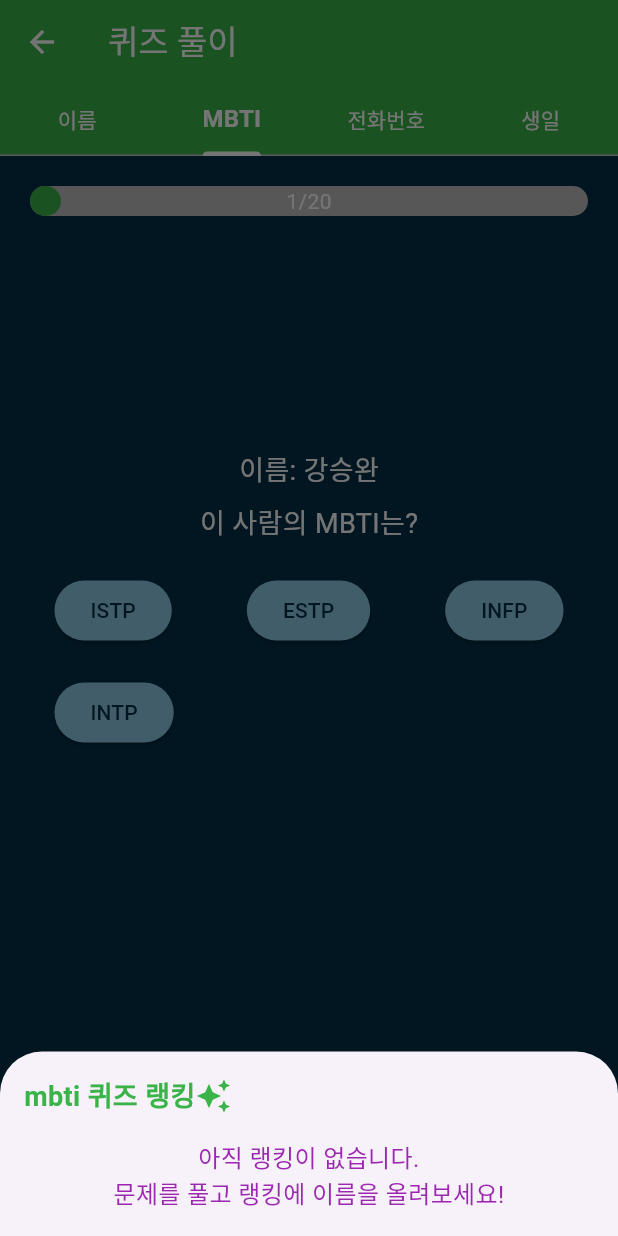
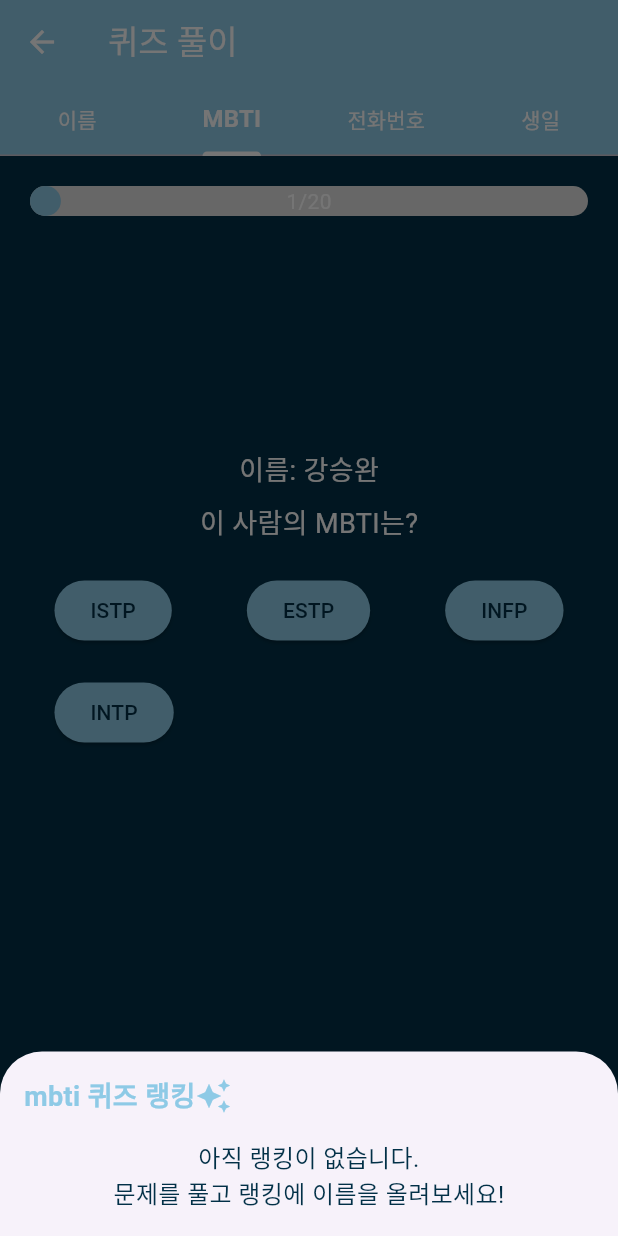
Before and after one commit to aksnd/molipcamp_start, a Flutter app: the free_page screen opened directly, tab 2 chosen, after a tap on the "leaderboard" icon, on a phone screen of 412 x 824 dp. Run offline on Flutter 3.47's test engine with Material 3 defaults, Android fonts, the phone set to English and light mode, and no system bars; our stand-ins replace contacts_service, flutter_native_contact_picker, image_picker, permission_handler, shared_preferences; missing offline and left inert: a package; accounts and stored records are empty.

Commit message:
quiz-design-fin.

```diff
--- a/lib/main.dart
+++ b/lib/main.dart
@@ -105,7 +105,7 @@ class _NavigationBarState extends State<NavigationBarWidget> {
           ),
         ],
         currentIndex: _selectedIndex,
-        selectedItemColor: Color(0xFF3AB349),
+        selectedItemColor: Color(0xFF8ECAE6),
         onTap: _onItemTapped,
       ),
     );
--- a/lib/quiz/quiz_mbti.dart
+++ b/lib/quiz/quiz_mbti.dart
@@ -200,10 +200,10 @@ class _MBTIQuizPageState extends State<MBTIQuizPage> {
                         style: TextStyle(
                           fontSize: 18,
                           fontWeight: FontWeight.bold,
-                          color: Color(0xFF3AB349),
+                          color: Color(0xFF8ECAE6),
                         ),
                       ),
-                      Icon(Icons.auto_awesome, color: Color(0xFF3AB349),)
+                      Icon(Icons.auto_awesome, color: Color(0xFF8ECAE6),)
                     ],
                   ),
                   SizedBox(height: 16),
@@ -216,7 +216,7 @@ class _MBTIQuizPageState extends State<MBTIQuizPage> {
                         textAlign: TextAlign.center,
                         style: TextStyle(
                           fontSize: 16,
-                          color: Colors.purple,
+                          color: Color(0xFF023047),
                         ),
                       ),
                     ),
@@ -389,7 +389,13 @@ class _MBTIQuizPageState extends State<MBTIQuizPage> {
                   borderRadius: BorderRadius.circular(20),
                 ),
               ),
-              child: Text('퀴즈 끝내기', style: TextStyle(color: Colors.white)),
+              child: Row(
+                children: [
+                  Icon(Icons.square, color: Colors.white, size: 15,),
+                  SizedBox(width: 5,),
+                  Text('퀴즈 끝내기', style: TextStyle(color: Colors.white)),
+                ],
+              ),
             ),
             FloatingActionButton(
               onPressed: _showRankingModal,
@@ -404,7 +410,12 @@ class _MBTIQuizPageState extends State<MBTIQuizPage> {
                   borderRadius: BorderRadius.circular(20),
                 ),
               ),
-              child: Text('다음 문제', style: TextStyle(color: Colors.white)),
+              child: Row(
+                children: [
+                  Text('다음 문제', style: TextStyle(color: Colors.white)),
+                  Icon(Icons.play_arrow, color: Colors.white, size: 20,),
+                ],
+              ),
             ),
           ],
         ),
--- a/lib/quiz/quiz_name.dart
+++ b/lib/quiz/quiz_name.dart
@@ -209,10 +209,10 @@ class _NameQuizPageState extends State<NameQuizPage> {
                         style: TextStyle(
                           fontSize: 18,
                           fontWeight: FontWeight.bold,
-                          color: Color(0xFF3AB349),
+                          color: Color(0xFF8ECAE6),
                         ),
                       ),
-                      Icon(Icons.auto_awesome, color: Color(0xFF3AB349),)
+                      Icon(Icons.auto_awesome, color: Color(0xFF8ECAE6),)
                     ],
                   ),
                   SizedBox(height: 16),
@@ -225,7 +225,7 @@ class _NameQuizPageState extends State<NameQuizPage> {
                               textAlign: TextAlign.center,
                               style: TextStyle(
                                 fontSize: 16,
-                                color: Colors.purple,
+                                color: Color(0xFF023047),
                               ),
                             ),
                           ),
@@ -383,7 +383,13 @@ class _NameQuizPageState extends State<NameQuizPage> {
                   borderRadius: BorderRadius.circular(20),
                 ),
               ),
-              child: Text('퀴즈 끝내기', style: TextStyle(color: Colors.white)),
+              child: Row(
+                children: [
+                  Icon(Icons.square, color: Colors.white, size: 15,),
+                  SizedBox(width: 5,),
+                  Text('퀴즈 끝내기', style: TextStyle(color: Colors.white)),
+                ],
+              ),
             ),
             FloatingActionButton(
               onPressed: _showRankingModal,
@@ -398,7 +404,12 @@ class _NameQuizPageState extends State<NameQuizPage> {
                   borderRadius: BorderRadius.circular(20),
                 ),
               ),
-              child: Text('다음 문제', style: TextStyle(color: Colors.white)),
+              child: Row(
+                children: [
+                  Text('다음 문제', style: TextStyle(color: Colors.white)),
+                  Icon(Icons.play_arrow, color: Colors.white, size: 20,),
+                ],
+              ),
             ),
           ],
         ),
--- a/lib/quiz/utils/progress_bar.dart
+++ b/lib/quiz/utils/progress_bar.dart
@@ -12,7 +12,7 @@ Widget buildProgressBar(BuildContext context, int currentIndex, int totalCount)
         width: double.infinity,
         height: 20,
         decoration: BoxDecoration(
-          color: Colors.grey[400],
+          color: Colors.grey[300],
           borderRadius: BorderRadius.circular(15),
         ),
       ),
@@ -20,7 +20,7 @@ Widget buildProgressBar(BuildContext context, int currentIndex, int totalCount)
         width: progress * MediaQuery.of(context).size.width,
         height: 20,
         decoration: BoxDecoration(
-          color: Color(0xFF3AB349),
+          color: Color(0xFF8ECAE6),
           borderRadius: BorderRadius.circular(15),
         ),
       ),
--- a/lib/whoe_quiz_page.dart
+++ b/lib/whoe_quiz_page.dart
@@ -24,7 +24,7 @@ class free_page extends StatelessWidget {
       child: Scaffold(
         appBar: AppBar(
           title: const Text('퀴즈 풀이', style: TextStyle(color: Colors.white),),
-          backgroundColor: Color(0xFF3AB349),
+          backgroundColor: Color(0xFF8ECAE6),
           iconTheme: IconThemeData(color: Colors.white),
           bottom: TabBar(
             labelColor: Colors.white,
```
Also changed, not shown: lib/mode_select.dart (+3 -5 lines), lib/quiz/quiz_birthday.dart (+16 -5 lines), lib/quiz/quiz_phonenumber.dart (+16 -5 lines).
